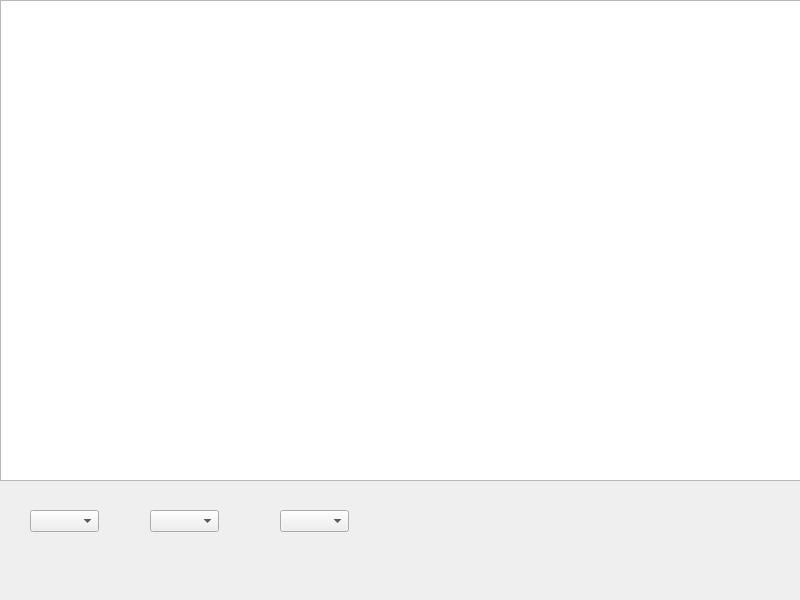
First picture: the form in osd/wallwnd.ui, repository jpcstpj7281/gameseer, before the edit.
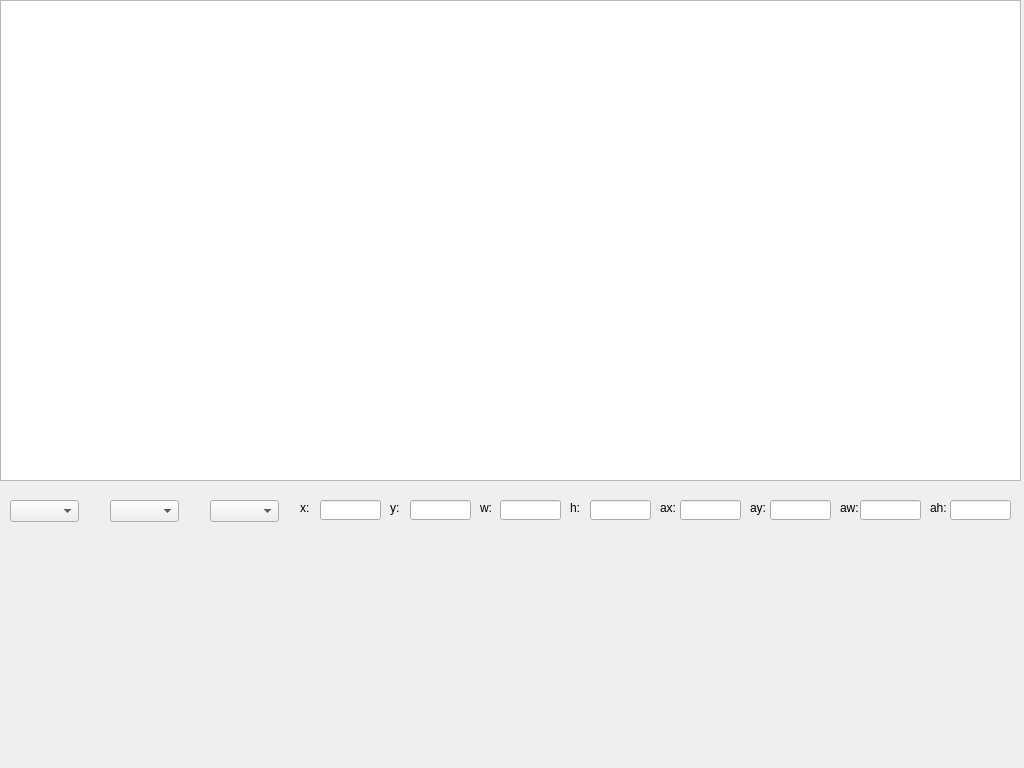
Second picture: the form after the edit.

Commit message: more wallwnd implimentation

Diff of the .ui file:
```diff
--- a/osd/wallwnd.ui
+++ b/osd/wallwnd.ui
@@ -6,8 +6,8 @@
    <rect>
     <x>0</x>
     <y>0</y>
-    <width>800</width>
-    <height>600</height>
+    <width>1024</width>
+    <height>768</height>
    </rect>
   </property>
   <property name="minimumSize">
@@ -22,8 +22,8 @@
   <widget class="QComboBox" name="cbChn">
    <property name="geometry">
     <rect>
-     <x>30</x>
-     <y>510</y>
+     <x>10</x>
+     <y>500</y>
      <width>69</width>
      <height>22</height>
     </rect>
@@ -32,8 +32,8 @@
   <widget class="QComboBox" name="cbRing">
    <property name="geometry">
     <rect>
-     <x>150</x>
-     <y>510</y>
+     <x>110</x>
+     <y>500</y>
      <width>69</width>
      <height>22</height>
     </rect>
@@ -42,8 +42,8 @@
   <widget class="QComboBox" name="cbWnd">
    <property name="geometry">
     <rect>
-     <x>280</x>
-     <y>510</y>
+     <x>210</x>
+     <y>500</y>
      <width>69</width>
      <height>22</height>
     </rect>
@@ -54,7 +54,7 @@
     <rect>
      <x>0</x>
      <y>0</y>
-     <width>801</width>
+     <width>1021</width>
      <height>481</height>
     </rect>
    </property>
@@ -65,6 +65,190 @@
     <enum>QGraphicsView::RubberBandDrag</enum>
    </property>
   </widget>
+  <widget class="QLineEdit" name="x">
+   <property name="geometry">
+    <rect>
+     <x>320</x>
+     <y>500</y>
+     <width>61</width>
+     <height>20</height>
+    </rect>
+   </property>
+  </widget>
+  <widget class="QLineEdit" name="y">
+   <property name="geometry">
+    <rect>
+     <x>410</x>
+     <y>500</y>
+     <width>61</width>
+     <height>20</height>
+    </rect>
+   </property>
+  </widget>
+  <widget class="QLineEdit" name="w">
+   <property name="geometry">
+    <rect>
+     <x>500</x>
+     <y>500</y>
+     <width>61</width>
+     <height>20</height>
+    </rect>
+   </property>
+  </widget>
+  <widget class="QLineEdit" name="h">
+   <property name="geometry">
+    <rect>
+     <x>590</x>
+     <y>500</y>
+     <width>61</width>
+     <height>20</height>
+    </rect>
+   </property>
+  </widget>
+  <widget class="QLineEdit" name="ax">
+   <property name="geometry">
+    <rect>
+     <x>680</x>
+     <y>500</y>
+     <width>61</width>
+     <height>20</height>
+    </rect>
+   </property>
+  </widget>
+  <widget class="QLineEdit" name="ay">
+   <property name="geometry">
+    <rect>
+     <x>770</x>
+     <y>500</y>
+     <width>61</width>
+     <height>20</height>
+    </rect>
+   </property>
+  </widget>
+  <widget class="QLineEdit" name="aw">
+   <property name="geometry">
+    <rect>
+     <x>860</x>
+     <y>500</y>
+     <width>61</width>
+     <height>20</height>
+    </rect>
+   </property>
+  </widget>
+  <widget class="QLineEdit" name="lineEdit_8">
+   <property name="geometry">
+    <rect>
+     <x>950</x>
+     <y>500</y>
+     <width>61</width>
+     <height>20</height>
+    </rect>
+   </property>
+  </widget>
+  <widget class="QLabel" name="label">
+   <property name="geometry">
+    <rect>
+     <x>300</x>
+     <y>500</y>
+     <width>21</width>
+     <height>16</height>
+    </rect>
+   </property>
+   <property name="text">
+    <string>x:</string>
+   </property>
+  </widget>
+  <widget class="QLabel" name="label_2">
+   <property name="geometry">
+    <rect>
+     <x>390</x>
+     <y>500</y>
+     <width>21</width>
+     <height>16</height>
+    </rect>
+   </property>
+   <property name="text">
+    <string>y:</string>
+   </property>
+  </widget>
+  <widget class="QLabel" name="label_3">
+   <property name="geometry">
+    <rect>
+     <x>480</x>
+     <y>500</y>
+     <width>21</width>
+     <height>16</height>
+    </rect>
+   </property>
+   <property name="text">
+    <string>w:</string>
+   </property>
+  </widget>
+  <widget class="QLabel" name="label_4">
+   <property name="geometry">
+    <rect>
+     <x>570</x>
+     <y>500</y>
+     <width>21</width>
+     <height>16</height>
+    </rect>
+   </property>
+   <property name="text">
+    <string>h:</string>
+   </property>
+  </widget>
+  <widget class="QLabel" name="label_5">
+   <property name="geometry">
+    <rect>
+     <x>660</x>
+     <y>500</y>
+     <width>21</width>
+     <height>16</height>
+    </rect>
+   </property>
+   <property name="text">
+    <string>ax:</string>
+   </property>
+  </widget>
+  <widget class="QLabel" name="label_6">
+   <property name="geometry">
+    <rect>
+     <x>750</x>
+     <y>500</y>
+     <width>21</width>
+     <height>16</height>
+    </rect>
+   </property>
+   <property name="text">
+    <string>ay:</string>
+   </property>
+  </widget>
+  <widget class="QLabel" name="label_7">
+   <property name="geometry">
+    <rect>
+     <x>840</x>
+     <y>500</y>
+     <width>21</width>
+     <height>16</height>
+    </rect>
+   </property>
+   <property name="text">
+    <string>aw:</string>
+   </property>
+  </widget>
+  <widget class="QLabel" name="label_8">
+   <property name="geometry">
+    <rect>
+     <x>930</x>
+     <y>500</y>
+     <width>21</width>
+     <height>16</height>
+    </rect>
+   </property>
+   <property name="text">
+    <string>ah:</string>
+   </property>
+  </widget>
  </widget>
  <resources/>
  <connections/>
```
The commit also changes 3 other files.
